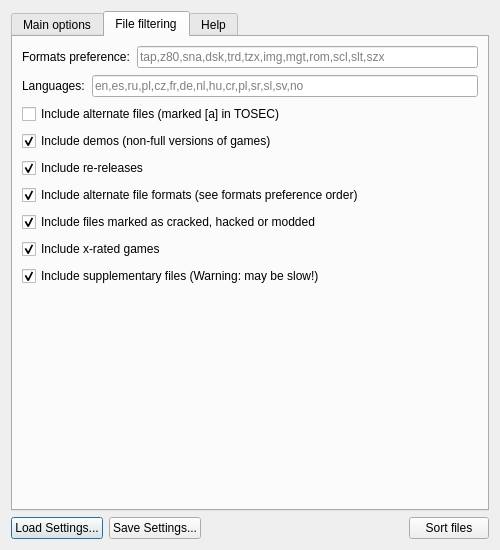
Old version of the form ui/SorterLauncher.ui in the repository ladyeklipse/ZX-Pokemaster.
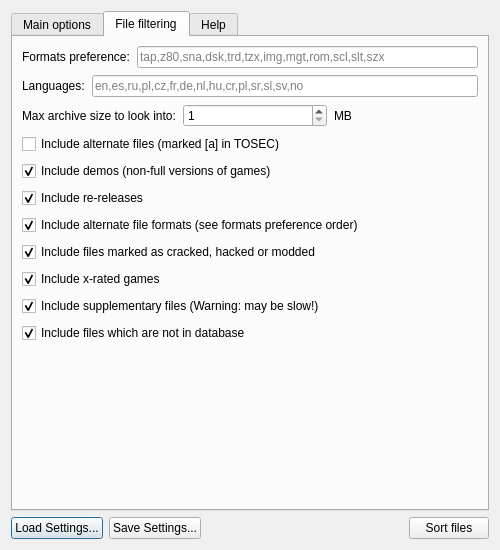
New version of the form. The open tabs and pages were chosen to show the change. Icons and pictures are not drawn.

Commit message: Renamed "ignore" to "include" everywhere. Updated UI. "Unknown games" became "Various games"

What changed in the file:
```diff
--- a/ui/SorterLauncher.ui
+++ b/ui/SorterLauncher.ui
@@ -282,7 +282,7 @@
       <attribute name="title">
        <string>File filtering</string>
       </attribute>
-      <layout class="QVBoxLayout" name="verticalLayout" stretch="0,0,1,1,1,1,1,1,0,1">
+      <layout class="QVBoxLayout" name="verticalLayout" stretch="0,0,0,1,1,1,1,1,1,0,0,1">
        <property name="spacing">
         <number>7</number>
        </property>
@@ -334,6 +334,34 @@
          </item>
         </layout>
        </item>
+       <item>
+        <layout class="QHBoxLayout" name="horizontalLayout_8">
+         <item>
+          <widget class="QLabel" name="label_4">
+           <property name="text">
+            <string>Max archive size to look into:</string>
+           </property>
+          </widget>
+         </item>
+         <item>
+          <widget class="QSpinBox" name="txtMaxArchiveSize">
+           <property name="minimum">
+            <number>1</number>
+           </property>
+           <property name="maximum">
+            <number>10000</number>
+           </property>
+          </widget>
+         </item>
+         <item>
+          <widget class="QLabel" name="label_5">
+           <property name="text">
+            <string>MB</string>
+           </property>
+          </widget>
+         </item>
+        </layout>
+       </item>
        <item>
         <widget class="QCheckBox" name="chkIncludeAlternate">
          <property name="text">
@@ -407,6 +435,19 @@
          </property>
         </widget>
        </item>
+       <item>
+        <widget class="QCheckBox" name="chkIncludeUnknownFiles">
+         <property name="text">
+          <string extracomment="Files, which are not in database, will be included. Use {Genre} as a folder pattern to put them into &quot;Unknown&quot; folder.">Include files which are not in database</string>
+         </property>
+         <property name="checked">
+          <bool>true</bool>
+         </property>
+         <property name="tristate">
+          <bool>false</bool>
+         </property>
+        </widget>
+       </item>
        <item>
         <spacer name="verticalSpacer">
          <property name="orientation">
```
Left out of the diff: 32 changed lines with no effect on the pictures. The commit also changes 25 other files.
